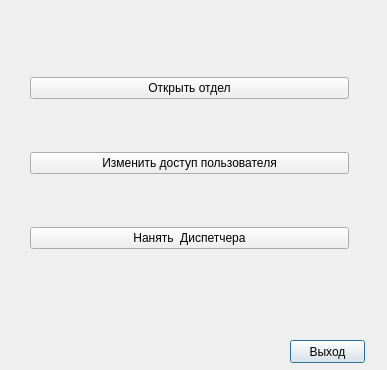
Qt form adminwindow.ui (UtopicUnicorn-IKIT/Kursovoy1) before a commit.
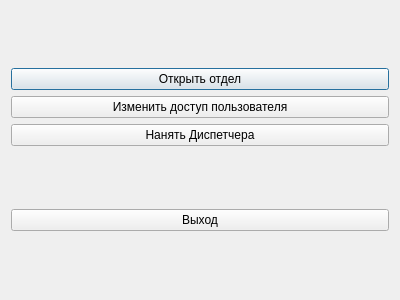
The same form after that commit.

```diff
--- a/adminwindow.ui
+++ b/adminwindow.ui
@@ -9,35 +9,15 @@
    <rect>
     <x>0</x>
     <y>0</y>
-    <width>387</width>
-    <height>370</height>
+    <width>400</width>
+    <height>300</height>
    </rect>
   </property>
   <property name="windowTitle">
    <string>Dialog</string>
   </property>
-  <widget class="QPushButton" name="pushButton_5">
-   <property name="geometry">
-    <rect>
-     <x>290</x>
-     <y>340</y>
-     <width>75</width>
-     <height>23</height>
-    </rect>
-   </property>
-   <property name="text">
-    <string>Выход</string>
-   </property>
-  </widget>
-  <widget class="QWidget" name="layoutWidget">
-   <property name="geometry">
-    <rect>
-     <x>30</x>
-     <y>30</y>
-     <width>319</width>
-     <height>269</height>
-    </rect>
-   </property>
+  <layout class="QGridLayout" name="gridLayout">
+   <item row="0" column="0">
    <layout class="QVBoxLayout" name="verticalLayout">
     <item>
      <widget class="QPushButton" name="pushButton">
@@ -56,12 +36,20 @@
     <item>
      <widget class="QPushButton" name="pushButton_8">
       <property name="text">
-       <string>Нанять  Диспетчера</string>
+        <string>Нанять Диспетчера</string>
       </property>
      </widget>
     </item>
    </layout>
-  </widget>
+   </item>
+   <item row="1" column="0">
+    <widget class="QPushButton" name="Exit">
+     <property name="text">
+      <string>Выход</string>
+     </property>
+    </widget>
+   </item>
+  </layout>
  </widget>
  <resources/>
  <connections/>
```
Left out of the diff: 9 changed lines with no effect on the pictures. Lines whose indentation alone changed are shown as unchanged.
